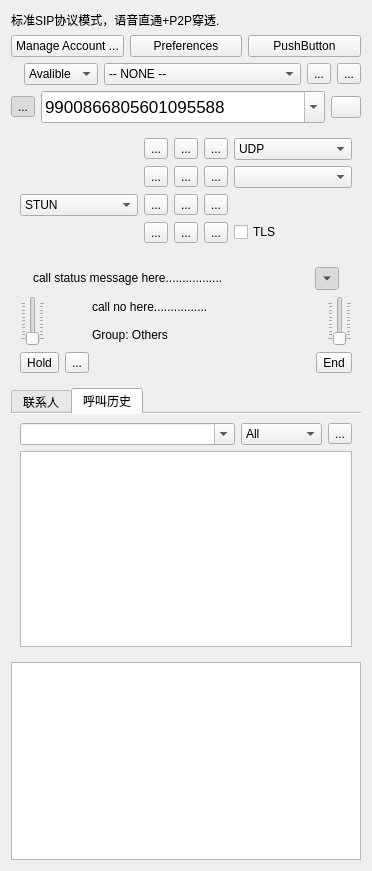
First picture: the form in sipphone.ui, repository kitech/kitphone, before the edit.
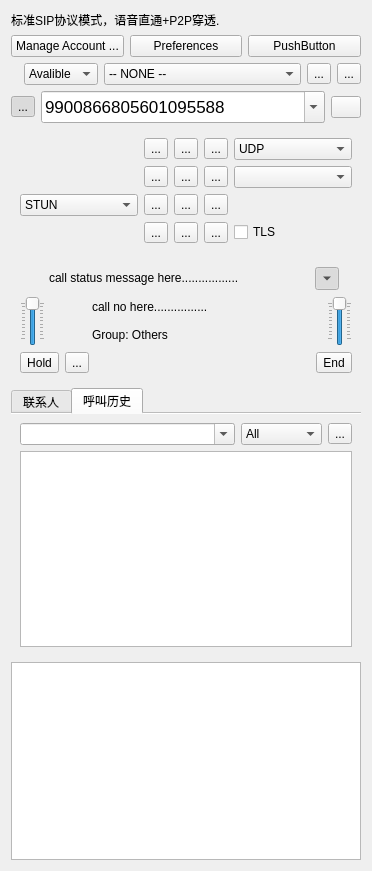
Second picture: the form after the edit. The open tabs and pages were chosen to show the change. Icons and pictures are not drawn.

Patch:
```diff
--- a/sipphone.ui
+++ b/sipphone.ui
@@ -556,6 +556,13 @@
           </property>
          </widget>
         </item>
+        <item>
+         <widget class="QLabel" name="label">
+          <property name="text">
+           <string>   </string>
+          </property>
+         </widget>
+        </item>
         <item>
          <widget class="QLabel" name="label_11">
           <property name="text">
@@ -632,6 +639,9 @@
           <property name="singleStep">
            <number>5</number>
           </property>
+          <property name="value">
+           <number>99</number>
+          </property>
           <property name="orientation">
            <enum>Qt::Vertical</enum>
           </property>
@@ -706,6 +716,9 @@
           <property name="singleStep">
            <number>5</number>
           </property>
+          <property name="value">
+           <number>99</number>
+          </property>
           <property name="orientation">
            <enum>Qt::Vertical</enum>
           </property>
```
Left out of the diff: 2 changed lines with no effect on the pictures.
